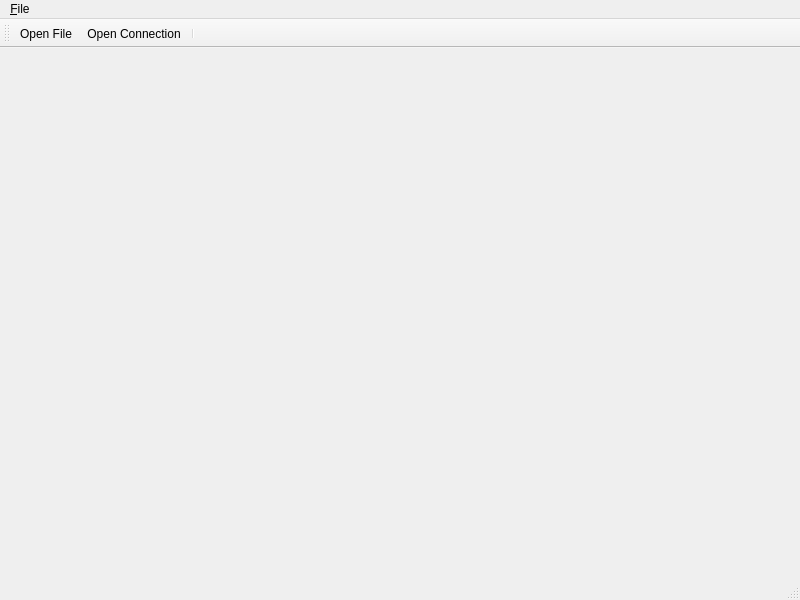
Before: the Qt Designer form qftshell/ui/MainWindow.ui in obelixzgz/qftshell, drawn with Qt 5.
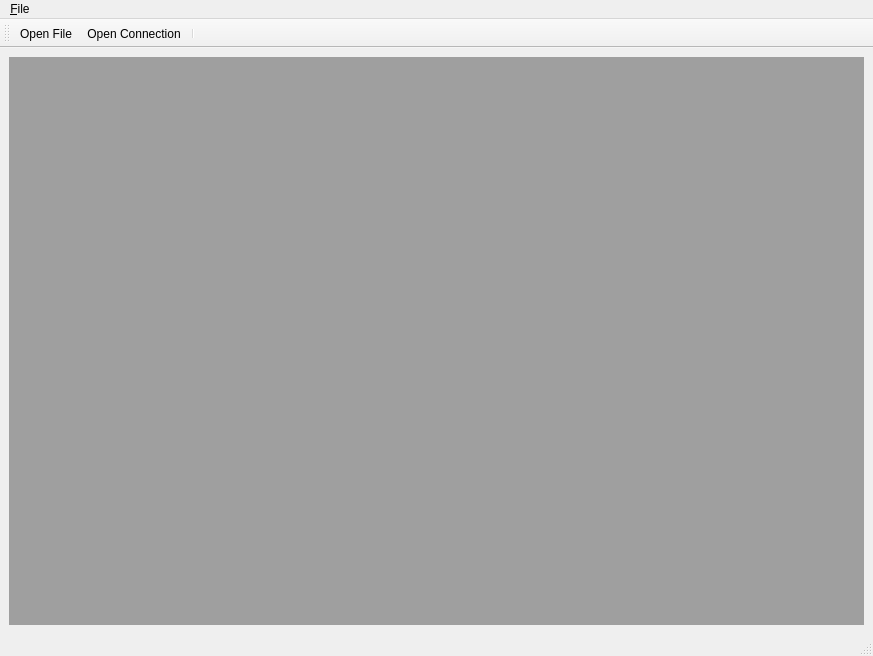
After: the same form once the commit is applied. Icons and pictures are not drawn.

Patch:
```diff
--- a/qftshell/ui/MainWindow.ui
+++ b/qftshell/ui/MainWindow.ui
@@ -6,20 +6,26 @@
    <rect>
     <x>0</x>
     <y>0</y>
-    <width>800</width>
-    <height>600</height>
+    <width>873</width>
+    <height>656</height>
    </rect>
   </property>
   <property name="windowTitle">
    <string>MainWindow</string>
   </property>
-  <widget class="QWidget" name="centralWidget"/>
+  <widget class="QWidget" name="centralWidget">
+   <layout class="QVBoxLayout" name="verticalLayout">
+    <item>
+     <widget class="QMdiArea" name="mdiArea"/>
+    </item>
+   </layout>
+  </widget>
   <widget class="QMenuBar" name="menuBar">
    <property name="geometry">
     <rect>
      <x>0</x>
      <y>0</y>
-     <width>800</width>
+     <width>873</width>
      <height>29</height>
     </rect>
    </property>
```
Left out of the diff: 9 changed lines with no effect on the pictures.
